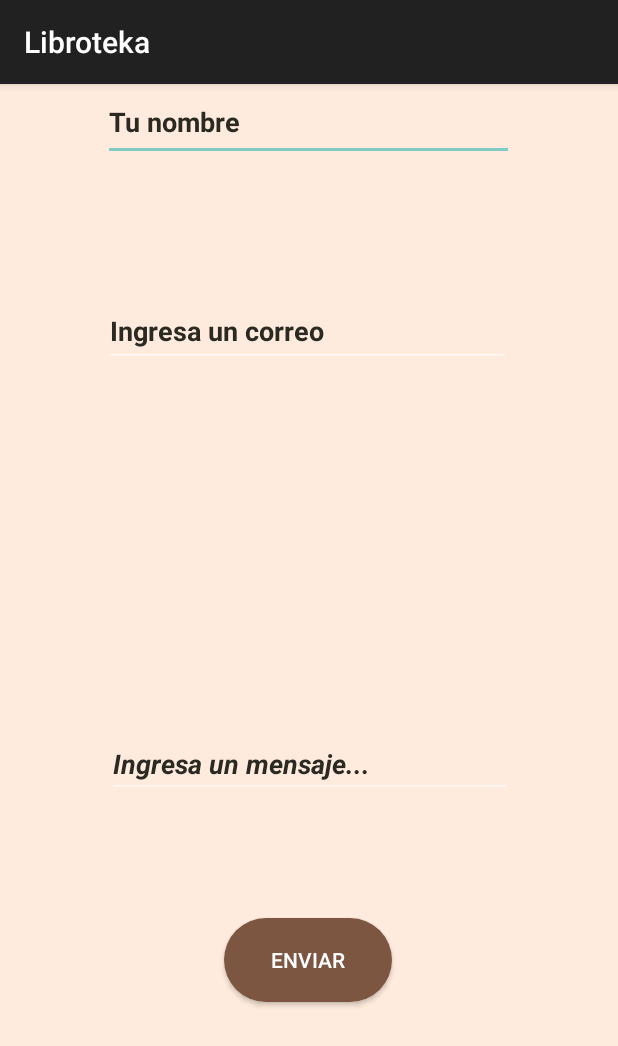
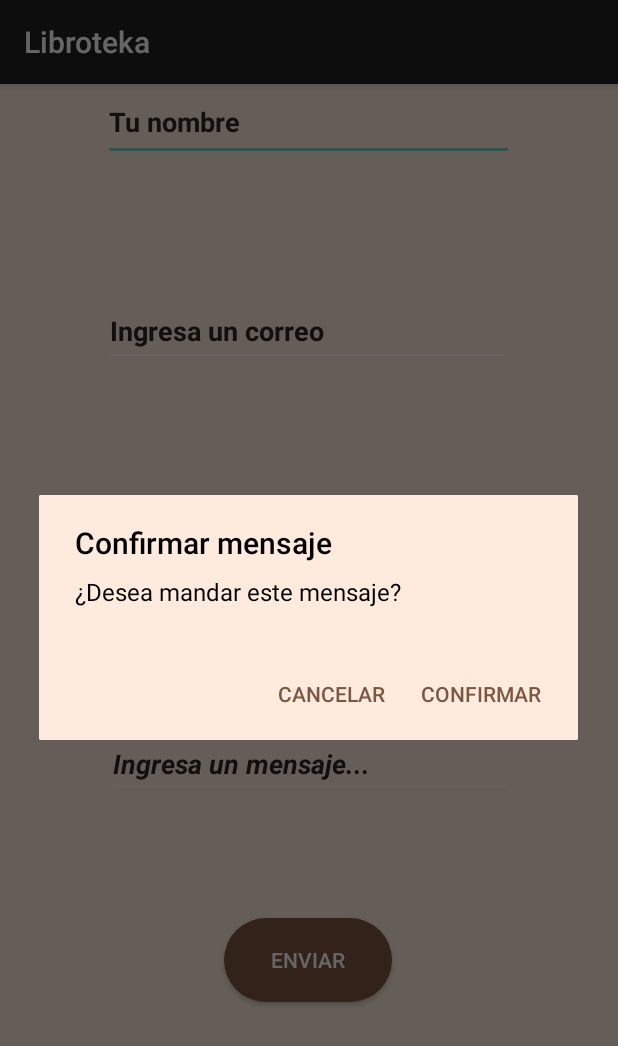
Before and after one commit to ISPC-TSDW/Libroteka.app, an Android app: the ContactActivity screen opened directly, with no data from a screen before it, after a tap on "ENVIAR", on a phone screen of 412 x 824 dp. Shown: the top 1046 px of the screen. Run offline under Robolectric (Android 15) with nearby library versions, the phone set to English and light mode, and no system bars; Roboto replaces fonts that are not available here.

Commit message:
agrego alert

```diff
--- a/app/src/main/java/com/example/libroteka/ContactActivity.java
+++ b/app/src/main/java/com/example/libroteka/ContactActivity.java
@@ -1,12 +1,16 @@
 package com.example.libroteka;
 
+import android.content.DialogInterface;
+import android.content.Intent;
 import android.os.Bundle;
 import android.util.Patterns;
 import android.view.View;
+import android.widget.Button;
 import android.widget.EditText;
 import android.widget.TextView;
 import android.widget.Toast;
 
+import androidx.appcompat.app.AlertDialog;
 import androidx.appcompat.app.AppCompatActivity;
 
 public class ContactActivity extends AppCompatActivity {
@@ -15,6 +19,7 @@ public class ContactActivity extends AppCompatActivity {
     private EditText emailEditText;
     private EditText messageEditText;
     private TextView contactTitle;
+    private Button submitButton;
 
     @Override
     protected void onCreate(Bundle savedInstanceState) {
@@ -30,10 +35,34 @@ public class ContactActivity extends AppCompatActivity {
         findViewById(R.id.submitButton).setOnClickListener(new View.OnClickListener() {
             @Override
             public void onClick(View v) {
-                submitContactForm();
+
+                //Creación del alertdialog
+                AlertDialog.Builder alerta = new AlertDialog.Builder(ContactActivity.this, R.style.AlertDialog);
+                alerta.setMessage("¿Desea mandar este mensaje?")
+                        .setCancelable(false)
+                        .setPositiveButton("Confirmar" , new DialogInterface.OnClickListener() {
+                            @Override
+                            public void onClick(DialogInterface dialog, int which) {
+                                //finish();
+                                submitContactForm();
+                            }
+
+                        })
+                        .setNegativeButton("cancelar", new DialogInterface.OnClickListener() {
+                            @Override
+                            public void onClick(DialogInterface dialog, int which) {
+                                dialog.cancel();
+                            }
+                        });
+                AlertDialog titulo = alerta.create();
+                titulo.setTitle("Confirmar mensaje");
+                titulo.show();
             }
         });
+
+
     }
+
 
     // Handle form submission
     private void submitContactForm() {
@@ -63,10 +92,14 @@ public class ContactActivity extends AppCompatActivity {
             return;
         }
 
-
         // TODO: Handle the actual form submission, such as sending the data to a backend
 
         // Mostrar mensaje de éxito
         Toast.makeText(this, "¡Mensaje enviado con éxito!", Toast.LENGTH_SHORT).show();
+
+        // Volver al perfil
+        Intent intent = new Intent(ContactActivity.this, ProfileActivity.class);
+        startActivity(intent);
+        finish();
     }
 }
--- a/app/src/main/res/values/styles.xml
+++ b/app/src/main/res/values/styles.xml
@@ -24,11 +24,13 @@
         <item name="android:windowIsFloating">true</item>
         <item name="android:windowIsTranslucent">true</item>
         <item name="android:windowCloseOnTouchOutside">true</item>
+    </style>
 
-
-
-
-
+    <style name="AlertDialog" parent="Theme.AppCompat.Light.Dialog.Alert">
+        <item name="colorAccent">#7D5642</item> <!-- Color de acento (rosa) -->
+        <item name="android:textColorPrimary">#000000</item> <!-- Color de texto principal (negro) -->
+        <item name="android:background">#FEEBDD</item> <!-- Fondo blanco -->
+        <item name="android:textColorSecondary">#757575</item> <!-- Color de texto secundario (gris) -->
     </style>
 
 
```
Also changed, not shown: app/src/main/java/com/example/libroteka/EditProfileActivity.java (+48 -1 lines), app/src/main/java/com/example/libroteka/ProfileActivity.java (+26 -1 lines).
